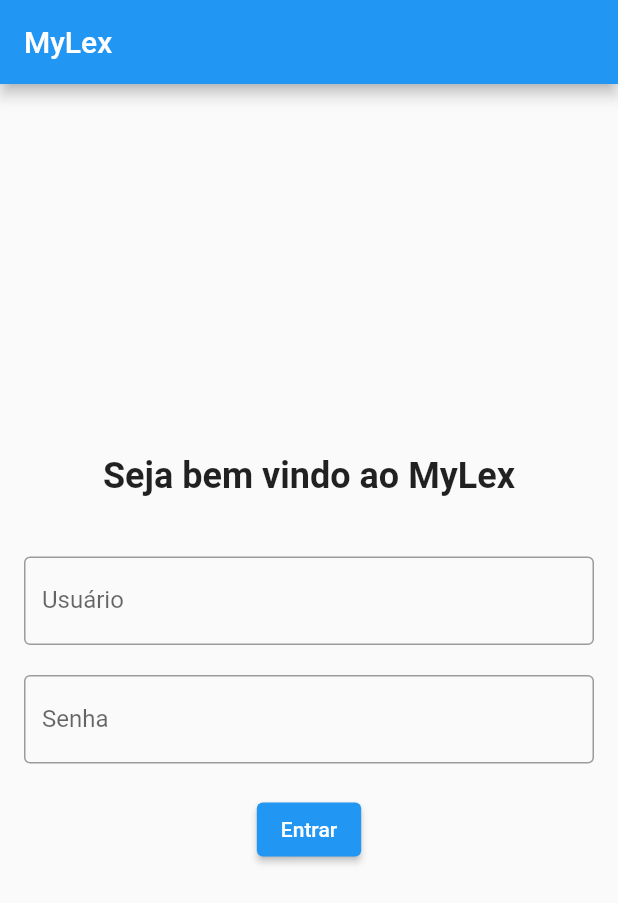
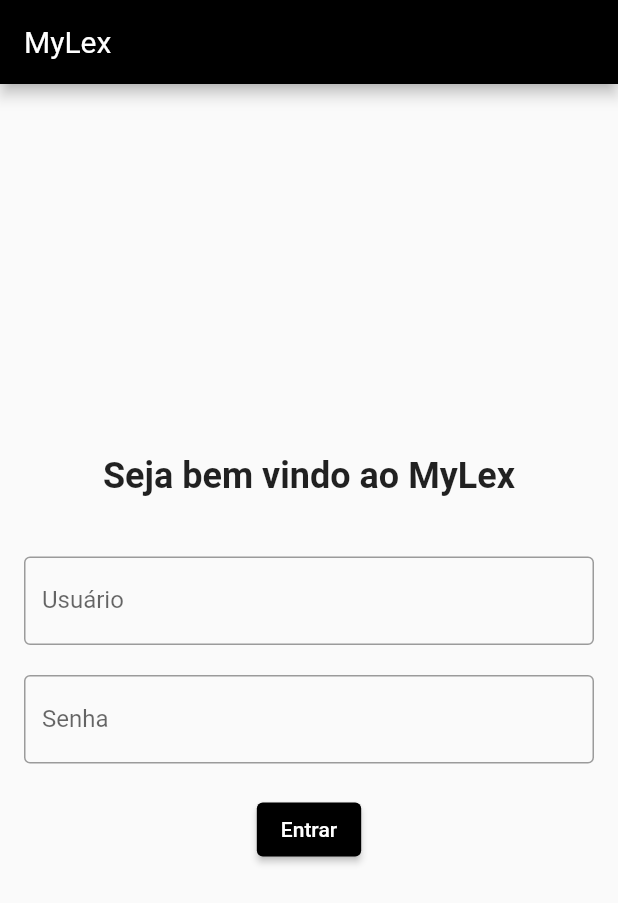
Before and after one commit to jandersonsiqueira/my-lex, a Flutter app: the screen it shows after launch, on a phone screen of 412 x 824 dp. Shown: the top 903 px of the screen. Run offline on Flutter 3.47's test engine with Material 2 defaults, Android fonts, the phone set to English and light mode, and no system bars; our stand-ins replace syncfusion_flutter_charts.

Commit message:
Padronizando a cor central

```diff
--- a/lib/main.dart
+++ b/lib/main.dart
@@ -15,7 +15,17 @@ class MyLexApp extends StatelessWidget {
     return MaterialApp(
       title: 'MyLex App',
       theme: ThemeData(
-        primarySwatch: Colors.blue,
+        primaryColor: Colors.black, // Define a cor primária para o app
+        appBarTheme: AppBarTheme(
+          backgroundColor: Colors.black, // Define a cor de fundo do AppBar
+          titleTextStyle: TextStyle(color: Colors.white, fontSize: 20), // Cor e estilo do texto no AppBar
+        ),
+        elevatedButtonTheme: ElevatedButtonThemeData(
+          style: ElevatedButton.styleFrom(
+            primary: Colors.black, // Cor de fundo do ElevatedButton
+            onPrimary: Colors.white, // Cor do texto do botão
+          ),
+        ),
       ),
       initialRoute: '/login', // Rota inicial
       routes: {
```
